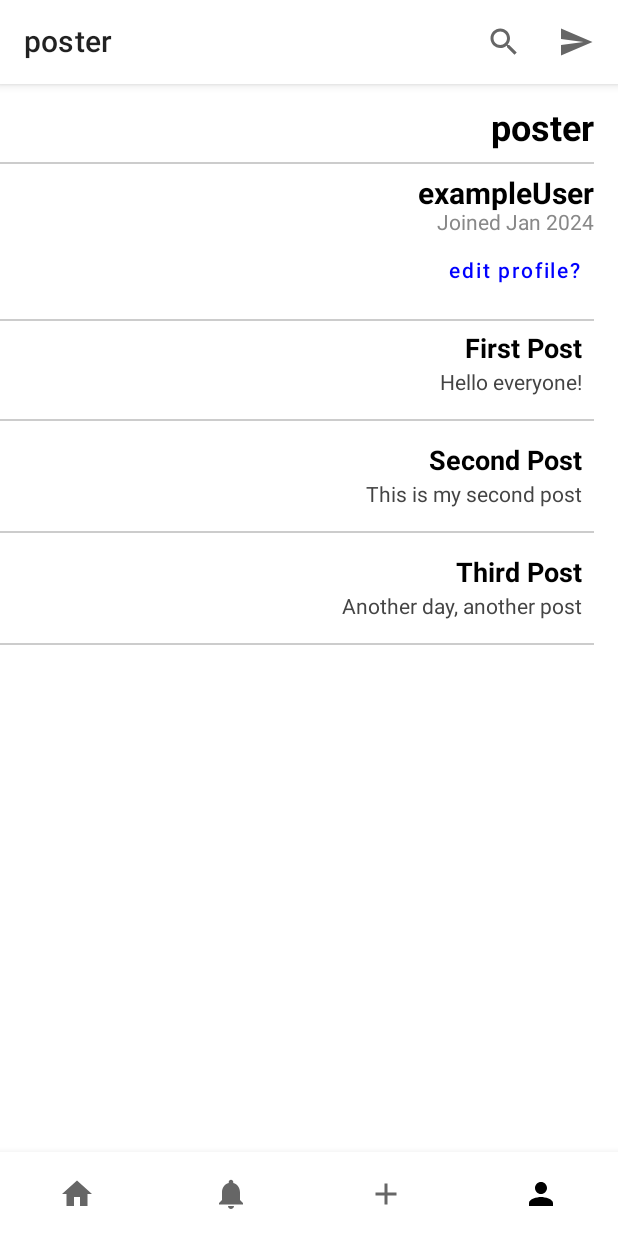
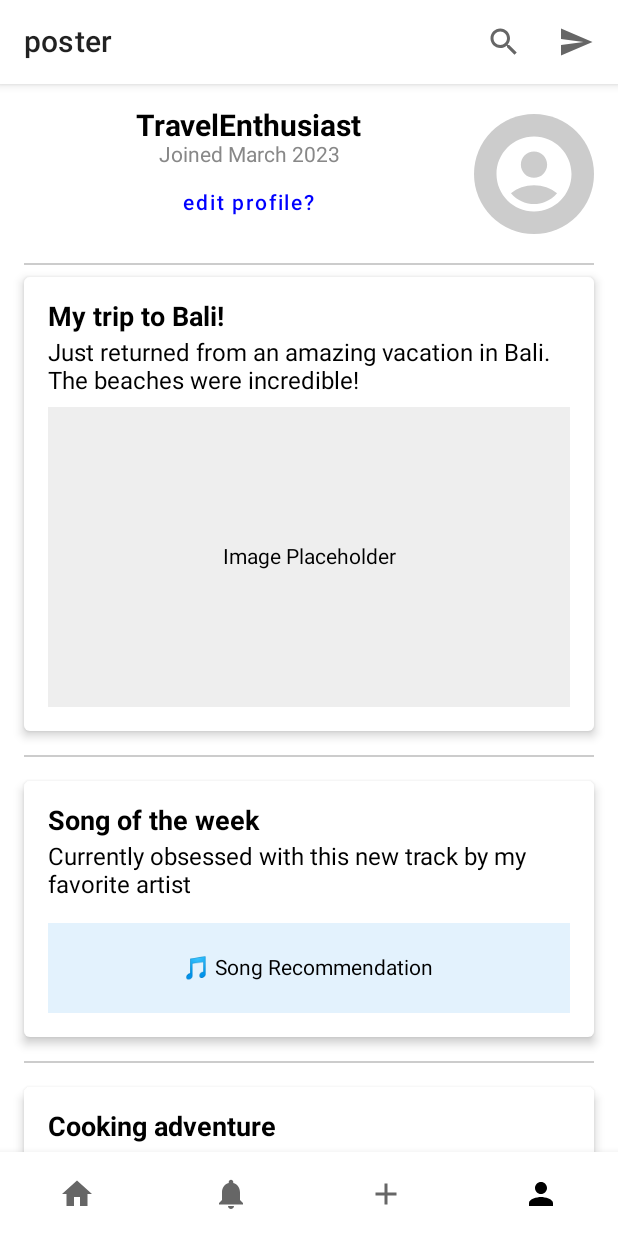
Before and after one commit to ryan0x41/poster-app, an Android app built with Jetpack Compose: the @Preview function HomeViewPreview, item 4 of the bottom bar chosen, on a phone screen of 412 x 824 dp. Run offline under Robolectric (Android 15) with nearby library versions, the phone set to English and light mode, and no system bars.

Commit message:
fixed profile screen layout, added image placeholder for now

```diff
--- a/composeApp/build.gradle.kts
+++ b/composeApp/build.gradle.kts
@@ -90,6 +90,7 @@ dependencies {
     implementation("androidx.activity:activity-compose:1.10.0")
     implementation("androidx.navigation:navigation-compose:2.9.0-alpha05")
     implementation(libs.androidx.ui.android)
+    implementation(libs.androidx.foundation.android)
     debugImplementation("androidx.compose.ui:ui-tooling:1.5.0")
     implementation("org.jetbrains.kotlin:kotlin-stdlib:1.8.22")
     implementation("androidx.core:core-ktx:1.10.0")
--- a/composeApp/src/commonMain/kotlin/org/group_h/poster/Screens/HomeScreen.kt
+++ b/composeApp/src/commonMain/kotlin/org/group_h/poster/Screens/HomeScreen.kt
@@ -26,7 +26,7 @@ fun HomeScreen(navigateToProfile: () -> Unit = {}) {
     Scaffold(
         floatingActionButton = {
             FloatingActionButton(
-                onClick = { /* Handle new post */ },
+                onClick = { /* handles new post */ },
                 backgroundColor = MaterialTheme.colors.primary
             ) {
                 Icon(Icons.Default.Add, contentDescription = "Add Post")
@@ -57,7 +57,7 @@ fun PostItem(post: Post) {
             .padding(horizontal = 8.dp, vertical = 4.dp)
     ) {
         Column(modifier = Modifier.padding(16.dp)) {
-            // User header
+            //user header for each post
             Row(
                 verticalAlignment = Alignment.CenterVertically,
                 modifier = Modifier.padding(bottom = 8.dp)
@@ -82,7 +82,7 @@ fun PostItem(post: Post) {
                 }
             }
 
-            // Post content
+            //post content
             Text(
                 text = post.title,
                 style = MaterialTheme.typography.h6,
@@ -94,7 +94,7 @@ fun PostItem(post: Post) {
                 style = MaterialTheme.typography.body1
             )
 
-            // Media placeholders
+            //media placeholders
             if (post.hasImage) {
                 Spacer(modifier = Modifier.height(8.dp))
                 Box(
@@ -121,39 +121,39 @@ fun PostItem(post: Post) {
                 }
             }
 
-            // Action buttons - Now with better spacing and icon options
+            //buttons spaced out
             Row(
                 modifier = Modifier
                     .fillMaxWidth()
                     .padding(top = 8.dp),
                 horizontalArrangement = Arrangement.SpaceEvenly
             ) {
-                // Like button
+                //like button
                 ActionButton(
                     icon = Icons.Outlined.ThumbUp,
                     contentDescription = "Like",
-                    onClick = { /* Like action */ }
+                    onClick = { /* list action */ }
                 )
 
-                // Comment button alternatives (choose one)
+                //comment button
                 ActionButton(
-                    icon = Icons.Outlined.Send, // Best comment icon
+                    icon = Icons.Outlined.Send,
                     contentDescription = "Comment",
-                    onClick = { /* Comment action */ }
+                    onClick = { /* comment action */ }
                 )
 
-                // Share button
+                //share button
                 ActionButton(
                     icon = Icons.Outlined.Share,
                     contentDescription = "Share",
-                    onClick = { /* Share action */ }
+                    onClick = { /* share action */ }
                 )
             }
         }
     }
 }
 
-// Reusable action button component
+//reusable button action component
 @Composable
 fun ActionButton(
     icon: ImageVector,
@@ -164,7 +164,7 @@ fun ActionButton(
         onClick = onClick,
         modifier = Modifier.padding(horizontal = 4.dp),
         colors = ButtonDefaults.textButtonColors(
-            contentColor = Color.Gray // Set all content (icon+text) to gray
+            contentColor = Color.Gray //sets all icons and text to grey
         )
     ) {
         Row(
@@ -174,7 +174,7 @@ fun ActionButton(
                 imageVector = icon,
                 contentDescription = contentDescription,
                 modifier = Modifier.size(20.dp),
-                tint = Color.Gray // Explicit gray for icon
+                tint = Color.Gray //grey for icon
             )
             Spacer(modifier = Modifier.width(4.dp))
             Text(
@@ -185,7 +185,7 @@ fun ActionButton(
                     else -> ""
                 },
                 fontSize = 12.sp,
-                color = Color.Gray // Explicit gray for text
+                color = Color.Gray //grey for text
             )
         }
     }
@@ -193,7 +193,8 @@ fun ActionButton(
 
 
 
-// Keep your existing samplePosts list
+//sample posts for home screen
+//will implement live posts soon
 val samplePosts = listOf(
     Post(
         title = "Beautiful day at the beach!",
--- a/composeApp/src/commonMain/kotlin/org/group_h/poster/Screens/ProfileScreen.kt
+++ b/composeApp/src/commonMain/kotlin/org/group_h/poster/Screens/ProfileScreen.kt
@@ -1,53 +1,82 @@
 package org.group_h.poster.Screens
 
+import androidx.compose.foundation.background
 import androidx.compose.foundation.layout.*
 import androidx.compose.foundation.lazy.LazyColumn
 import androidx.compose.foundation.lazy.items
+import androidx.compose.foundation.shape.CircleShape
 import androidx.compose.material.*
 import androidx.compose.runtime.Composable
 import androidx.compose.ui.Alignment
 import androidx.compose.ui.Modifier
+import androidx.compose.ui.draw.clip
 import androidx.compose.ui.graphics.Color
 import androidx.compose.ui.text.font.FontWeight
 import androidx.compose.ui.unit.dp
 import androidx.compose.ui.unit.sp
+import org.jetbrains.compose.ui.tooling.preview.Preview
+import androidx.compose.material.icons.Icons
+import androidx.compose.material.icons.filled.AccountCircle
 
 @Composable
 fun ProfileScreen(user: User = sampleUser) {
     Column(
         modifier = Modifier
             .fillMaxSize()
-            .padding(end = 16.dp),
-        horizontalAlignment = Alignment.End
+            .padding(horizontal = 16.dp)
     ) {
-        // Header
+
+        //user info
+        //centered with image placeholder on the right
+        Row(
+            modifier = Modifier
+                .fillMaxWidth()
+                .padding(vertical = 16.dp),
+            verticalAlignment = Alignment.CenterVertically
+        ) {
+            //user details
+            Column(
+                modifier = Modifier.weight(1f),
+                horizontalAlignment = Alignment.CenterHorizontally
+            ) {
                 Text(
-            text = "poster",
-            fontSize = 24.sp,
-            fontWeight = FontWeight.Bold,
-            modifier = Modifier.padding(top = 16.dp, bottom = 8.dp)
+                    text = user.username,
+                    fontSize = 20.sp,
+                    fontWeight = FontWeight.Bold
                 )
-        Divider(color = Color.LightGray, thickness = 1.dp)
-
-        // User Info
-        Column(
-            modifier = Modifier.padding(vertical = 8.dp),
-            horizontalAlignment = Alignment.End
-        ) {
-            Text(user.username, fontSize = 20.sp, fontWeight = FontWeight.Bold)
-            Text(user.joinDate, fontSize = 14.sp, color = Color.Gray)
+                Text(
+                    text = user.joinDate,
+                    fontSize = 14.sp,
+                    color = Color.Gray
+                )
                 if (user.isCurrentUser) {
-                TextButton(onClick = { /* Edit profile */ }) {
+                    TextButton(onClick = { /* edit profile */ }) {
                         Text("edit profile?", color = Color.Blue)
                     }
                 }
             }
+
+            //profile image placeholder on right side
+            //using box instead of image for now
+            Box(
+                modifier = Modifier
+                    .size(80.dp)
+                    .clip(CircleShape)
+                    .background(Color.LightGray),
+                contentAlignment = Alignment.Center
+            ) {
+                Icon(
+                    imageVector = Icons.Default.AccountCircle,
+                    contentDescription = "Profile Image",
+                    tint = Color.White,
+                    modifier = Modifier.size(60.dp)
+                )
+            }
+        }
         Divider(color = Color.LightGray, thickness = 1.dp)
 
-        // Posts List - THIS IS THE CRUCIAL PART
         LazyColumn(
-            modifier = Modifier.fillMaxWidth(),
-            horizontalAlignment = Alignment.End
+            modifier = Modifier.fillMaxWidth()
         ) {
             items(user.posts) { post ->
                 ProfilePostItem(post)
@@ -63,34 +92,85 @@ fun ProfileScreen(user: User = sampleUser) {
 
 @Composable
 fun ProfilePostItem(post: Post) {
-    Column(
+    Card(
+        elevation = 4.dp,
         modifier = Modifier
             .fillMaxWidth()
-            .padding(8.dp),
-        horizontalAlignment = Alignment.End
+            .padding(vertical = 8.dp)
     ) {
+        Column(
+            modifier = Modifier.padding(16.dp)
+        ) {
+            //post content
             Text(
                 text = post.title,
                 fontSize = 18.sp,
-            fontWeight = FontWeight.Bold
+                fontWeight = FontWeight.Bold,
+                modifier = Modifier.padding(bottom = 4.dp)
             )
-        Spacer(modifier = Modifier.height(4.dp))
             Text(
                 text = post.content,
-            fontSize = 14.sp,
-            color = Color.DarkGray
+                fontSize = 16.sp,
+                modifier = Modifier.padding(bottom = 8.dp)
             )
+
+            //media placeholders
+            if (post.hasImage) {
+                Box(
+                    modifier = Modifier
+                        .fillMaxWidth()
+                        .height(200.dp)
+                        .background(Color(0xFFEEEEEE)),
+                    contentAlignment = Alignment.Center
+                ) {
+                    Text("Image Placeholder")
                 }
             }
 
-// Sample data - MAKE SURE THIS HAS ACTUAL POSTS
+            if (post.hasSong) {
+                Spacer(modifier = Modifier.height(8.dp))
+                Box(
+                    modifier = Modifier
+                        .fillMaxWidth()
+                        .height(60.dp)
+                        .background(Color(0xFFE3F2FD)),
+                    contentAlignment = Alignment.Center
+                ) {
+                    Text("🎵 Song Recommendation")
+                }
+            }
+        }
+    }
+}
+
+//sample user infor and posts
 val sampleUser = User(
-    username = "exampleUser",
-    joinDate = "Joined Jan 2024",
+    username = "TravelEnthusiast",
+    joinDate = "Joined March 2023",
     isCurrentUser = true,
-    posts = listOf(  // Must have actual posts here
-        Post("First Post", "Hello everyone!"),
-        Post("Second Post", "This is my second post"),
-        Post("Third Post", "Another day, another post")
+    posts = listOf(
+        Post(
+            title = "My trip to Bali!",
+            content = "Just returned from an amazing vacation in Bali. The beaches were incredible!",
+            hasImage = true
+        ),
+        Post(
+            title = "Song of the week",
+            content = "Currently obsessed with this new track by my favorite artist",
+            hasSong = true
+        ),
+        Post(
+            title = "Cooking adventure",
+            content = "Tried making homemade pasta for the first time today. It was delicious!",
+            hasImage = true
         )
     )
+)
+
+@Preview
+@Composable
+fun ProfileScreenPreview() {
+    MaterialTheme {
+        ProfileScreen()
+    }
+}
--- a/gradle/libs.versions.toml
+++ b/gradle/libs.versions.toml
@@ -19,6 +19,7 @@ activityKtx = "1.10.0"
 navigationRuntimeAndroid = "2.9.0-alpha05"
 uiToolingPreviewAndroid = "1.7.7"
 uiAndroid = "1.7.8"
+foundationAndroid = "1.7.8"
 
 
 
@@ -40,6 +41,7 @@ androidx-activity-ktx = { group = "androidx.activity", name = "activity-ktx", ve
 androidx-navigation-runtime-android = { group = "androidx.navigation", name = "navigation-runtime-android", version.ref = "navigationRuntimeAndroid" }
 androidx-ui-tooling-preview-android = { group = "androidx.compose.ui", name = "ui-tooling-preview-android", version.ref = "uiToolingPreviewAndroid" }
 androidx-ui-android = { group = "androidx.compose.ui", name = "ui-android", version.ref = "uiAndroid" }
+androidx-foundation-android = { group = "androidx.compose.foundation", name = "foundation-android", version.ref = "foundationAndroid" }
 
 [plugins]
 androidApplication = { id = "com.android.application", version.ref = "agp" }
```
Also changed, not shown: composeApp/src/commonMain/kotlin/org/group_h/poster/Screens/Models.kt (+17 -1 lines). Lines whose indentation alone changed are shown as unchanged.
